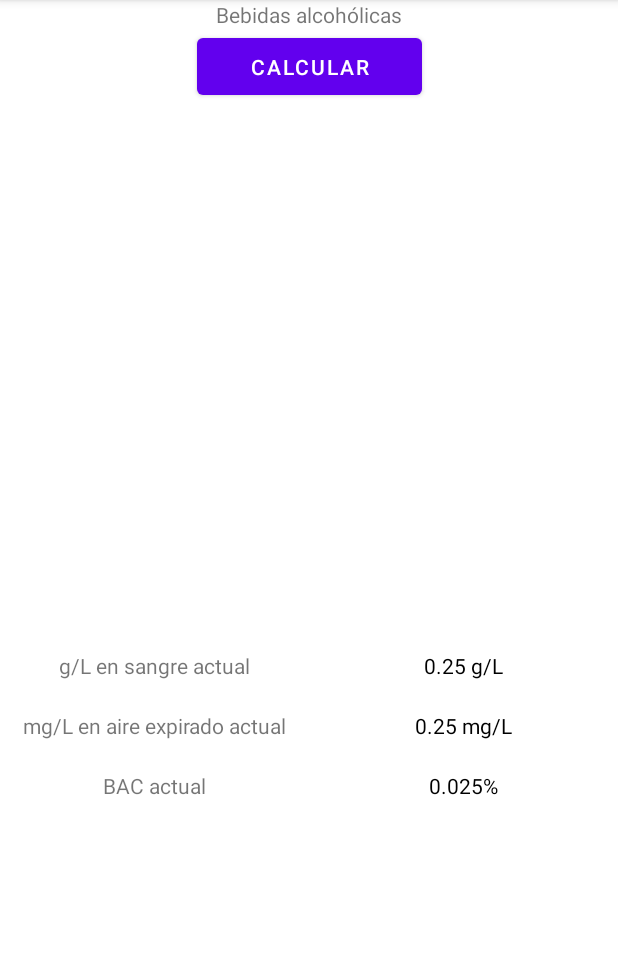
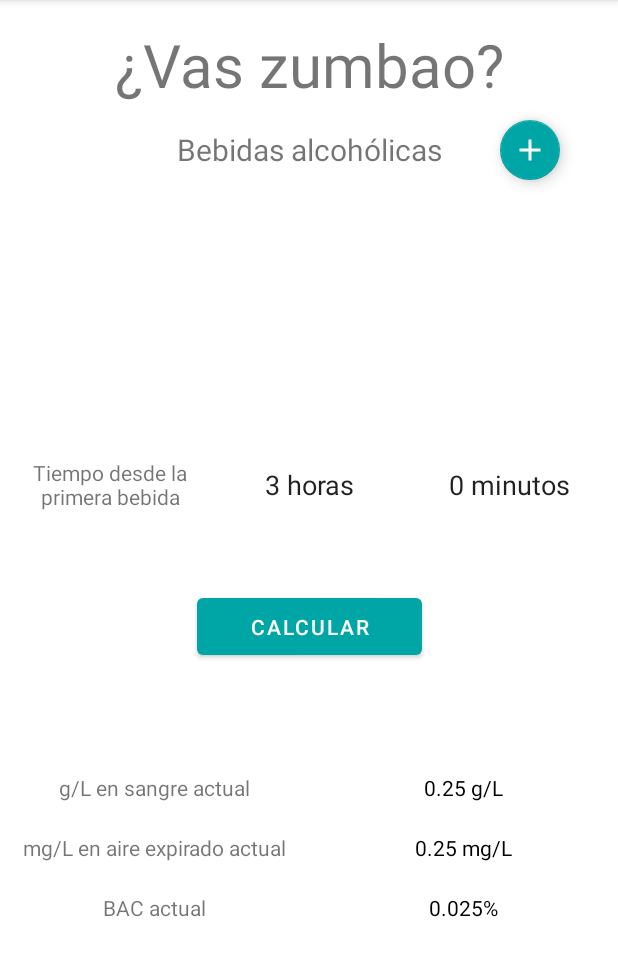
Before and after one commit to calapatricio/B.A.C-to-Reality, an Android app: the screen it shows after launch (MainActivity), on a phone screen of 412 x 824 dp, the part 84-1060 px from its top. Run offline under Robolectric (Android 15) with nearby library versions, the phone set to English and light mode, and no system bars.

Commit message:
Activity main mejoras

```diff
--- /dev/null
+++ b/app/src/main/res/drawable/ic_agregar_bebida.xml
@@ -0,0 +1,5 @@
+<vector android:height="24dp" android:tint="#000000"
+    android:viewportHeight="24" android:viewportWidth="24"
+    android:width="24dp" xmlns:android="http://schemas.android.com/apk/res/android">
+    <path android:fillColor="@android:color/white" android:pathData="M19,13h-6v6h-2v-6H5v-2h6V5h2v6h6v2z"/>
+</vector>
--- a/app/src/main/res/layout/activity_main.xml
+++ b/app/src/main/res/layout/activity_main.xml
@@ -10,35 +10,108 @@
         android:id="@+id/viewBebidasAlcoholicas"
         android:layout_width="match_parent"
         tools:background ="@color/orange_2"
-        android:layout_height="400dp"
+        android:layout_height="500dp"
         app:layout_constraintTop_toTopOf="parent">
+
+        <TextView
+            android:id="@+id/textCalculadora"
+            android:layout_width="wrap_content"
+            android:layout_height="wrap_content"
+            android:text="@string/calculadora"
+            android:textSize="40sp"
+            android:gravity="center"
+            app:layout_constraintStart_toStartOf="@id/viewBebidasAlcoholicas"
+            app:layout_constraintEnd_toEndOf="@id/viewBebidasAlcoholicas"
+            app:layout_constraintTop_toTopOf="parent"
+            android:layout_marginTop="16dp"/>
 
         <TextView
             android:id="@+id/textBebidasAlcoholicas"
             android:layout_width="wrap_content"
             android:layout_height="wrap_content"
             android:text="@string/bebidas_alcoholicas"
+            android:textSize="20sp"
             app:layout_constraintStart_toStartOf="@id/viewBebidasAlcoholicas"
             app:layout_constraintEnd_toEndOf="@id/viewBebidasAlcoholicas"
-            app:layout_constraintTop_toTopOf="parent"/>
+            app:layout_constraintTop_toBottomOf="@id/textCalculadora"
+            android:layout_marginTop="16dp"/>
+
+        <com.google.android.material.floatingactionbutton.FloatingActionButton
+            android:id="@+id/buttonAgregarBebida"
+            android:layout_width="wrap_content"
+            android:layout_height="wrap_content"
+            android:src="@drawable/ic_agregar_bebida"
+            app:fabSize="mini"
+            app:backgroundTint="@color/blue"
+            app:tint="@color/white"
+            app:layout_constraintTop_toTopOf="@id/textBebidasAlcoholicas"
+            app:layout_constraintBottom_toBottomOf="@id/textBebidasAlcoholicas"
+            app:layout_constraintStart_toEndOf="@id/textBebidasAlcoholicas"
+            app:layout_constraintEnd_toEndOf="parent" />
 
         <androidx.recyclerview.widget.RecyclerView
             android:id="@+id/recyclerBebidasAlcoholicas"
             android:layout_width="380dp"
             android:layout_height="0dp"
+            android:text="@string/sin_bebidas"
+            android:visibility="gone"
             app:layout_constraintStart_toStartOf="@id/viewBebidasAlcoholicas"
             app:layout_constraintEnd_toEndOf="@id/viewBebidasAlcoholicas"
-            app:layout_constraintTop_toBottomOf="@+id/textBebidasAlcoholicas">
+            app:layout_constraintTop_toBottomOf="@+id/textBebidasAlcoholicas"
+            app:layout_constraintBottom_toTopOf="@id/buttonCalcular"
+            android:layout_marginTop="8dp">
 
         </androidx.recyclerview.widget.RecyclerView>
 
+        <TextView
+            android:id="@+id/textTiempoDesdePrimeraBebida"
+            android:layout_width="120dp"
+            android:layout_height="wrap_content"
+            android:text="@string/tiempo_desde_primera_bebida"
+            android:gravity="center"
+            app:layout_constraintStart_toStartOf="parent"
+            app:layout_constraintEnd_toStartOf="@id/editHorasPrimeraBebida"
+            app:layout_constraintTop_toTopOf="@id/editHorasPrimeraBebida"
+            app:layout_constraintBottom_toBottomOf="@id/editHorasPrimeraBebida" />
+
+        <EditText
+            android:id="@+id/editHorasPrimeraBebida"
+            android:layout_width="120dp"
+            android:layout_height="wrap_content"
+            android:textSize="18sp"
+            android:text="3 horas"
+            android:gravity="center"
+            android:background="@color/white"
+            app:layout_constraintStart_toEndOf="@id/textTiempoDesdePrimeraBebida"
+            app:layout_constraintEnd_toStartOf="@id/editMinutosPrimeraBebida"
+            app:layout_constraintTop_toBottomOf="@id/recyclerBebidasAlcoholicas"
+            app:layout_constraintBottom_toTopOf="@id/buttonCalcular" />
+
+        <EditText
+            android:id="@+id/editMinutosPrimeraBebida"
+            android:layout_width="120dp"
+            android:layout_height="wrap_content"
+            android:textSize="18sp"
+            android:text="0 minutos"
+            android:gravity="center"
+            android:background="@color/white"
+            app:layout_constraintStart_toEndOf="@id/editHorasPrimeraBebida"
+            app:layout_constraintEnd_toEndOf="parent"
+            app:layout_constraintTop_toTopOf="@id/editHorasPrimeraBebida"
+            app:layout_constraintBottom_toBottomOf="@id/editHorasPrimeraBebida" />
+
+
         <Button
+            android:id="@+id/buttonCalcular"
             android:layout_width="150dp"
             android:layout_height="50dp"
             android:text="@string/calcular"
+            app:backgroundTint="@color/blue"
+            app:tint="@color/white"
             app:layout_constraintStart_toStartOf="parent"
             app:layout_constraintEnd_toEndOf="parent"
-            app:layout_constraintTop_toBottomOf="@id/recyclerBebidasAlcoholicas"/>
+            app:layout_constraintTop_toBottomOf="@id/editHorasPrimeraBebida"
+            app:layout_constraintBottom_toBottomOf="@id/viewBebidasAlcoholicas"/>
 
     </androidx.constraintlayout.widget.ConstraintLayout>
 
@@ -46,7 +119,7 @@
         android:id="@+id/viewResultados"
         android:layout_width="match_parent"
         tools:background ="@color/blue"
-        android:layout_height="331dp"
+        android:layout_height="0dp"
         app:layout_constraintTop_toBottomOf="@id/viewBebidasAlcoholicas"
         app:layout_constraintBottom_toBottomOf="parent">
 
--- a/app/src/main/res/values/strings.xml
+++ b/app/src/main/res/values/strings.xml
@@ -1,6 +1,9 @@
 <resources>
     <string name="app_name">B.A.C. to Reality</string>
+    <string name="calculadora">¿Vas zumbao?</string>
     <string name="bebidas_alcoholicas">Bebidas alcohólicas</string>
+    <string name="sin_bebidas">No hay bebidas añadidas aún</string>
+    <string name="tiempo_desde_primera_bebida">Tiempo desde la primera bebida</string>
     <string name="gramos_por_litro">g/L en sangre actual</string>
     <string name="miligramos_por_litro_aire">mg/L en aire expirado actual</string>
     <string name="bac">BAC actual</string>
```
